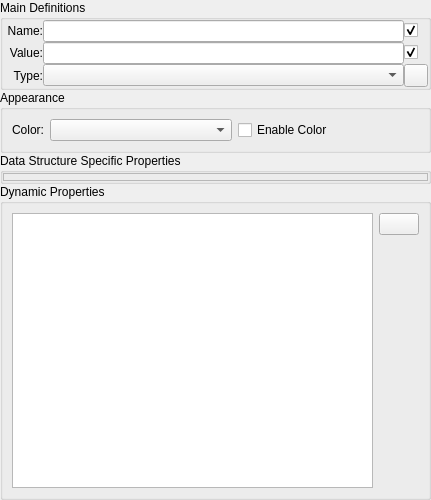
This is src/Interface/DataPropertiesWidget.ui in KDE/rocs as Qt 5 draws it before an edit. The edited form follows.
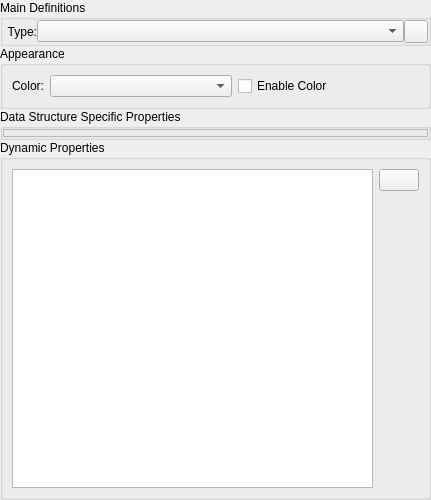
This is the edited form. Custom widgets are drawn as their Qt base class.

Commit message: UI cleanup according to changes on dynamic properties.

Diff of the .ui file:
```diff
--- a/src/Interface/DataPropertiesWidget.ui
+++ b/src/Interface/DataPropertiesWidget.ui
@@ -66,77 +66,13 @@
           <number>0</number>
          </property>
          <item row="0" column="0">
-          <widget class="QLabel" name="label">
-           <property name="sizePolicy">
-            <sizepolicy hsizetype="Fixed" vsizetype="Minimum">
-             <horstretch>0</horstretch>
-             <verstretch>0</verstretch>
-            </sizepolicy>
-           </property>
-           <property name="text">
-            <string>Name:</string>
-           </property>
-           <property name="alignment">
-            <set>Qt::AlignRight|Qt::AlignTrailing|Qt::AlignVCenter</set>
-           </property>
-           <property name="buddy">
-            <cstring>_name</cstring>
-           </property>
-          </widget>
-         </item>
-         <item row="0" column="1">
-          <widget class="KLineEdit" name="_name"/>
-         </item>
-         <item row="0" column="2">
-          <widget class="QCheckBox" name="_showName">
-           <property name="toolTip">
-            <string>Set the name visible</string>
-           </property>
-           <property name="text">
-            <string/>
-           </property>
-           <property name="checked">
-            <bool>true</bool>
-           </property>
-          </widget>
-         </item>
-         <item row="1" column="0">
-          <widget class="QLabel" name="label_2">
-           <property name="sizePolicy">
-            <sizepolicy hsizetype="Minimum" vsizetype="Minimum">
-             <horstretch>0</horstretch>
-             <verstretch>0</verstretch>
-            </sizepolicy>
-           </property>
-           <property name="text">
-            <string>Value:</string>
-           </property>
-           <property name="alignment">
-            <set>Qt::AlignRight|Qt::AlignTrailing|Qt::AlignVCenter</set>
-           </property>
-           <property name="buddy">
-            <cstring>_value</cstring>
-           </property>
-          </widget>
-         </item>
-         <item row="1" column="1">
-          <widget class="KLineEdit" name="_value"/>
-         </item>
-         <item row="1" column="2">
-          <widget class="QCheckBox" name="_showValue">
-           <property name="toolTip">
-            <string>Set the value visible</string>
-           </property>
-           <property name="text">
-            <string/>
-           </property>
-           <property name="checked">
-            <bool>true</bool>
-           </property>
-          </widget>
-         </item>
-         <item row="2" column="0">
           <widget class="QLabel" name="label_3">
+           <property name="sizePolicy">
+            <sizepolicy hsizetype="Preferred" vsizetype="Preferred">
+             <horstretch>0</horstretch>
+             <verstretch>0</verstretch>
+            </sizepolicy>
+           </property>
            <property name="layoutDirection">
             <enum>Qt::LeftToRight</enum>
            </property>
@@ -151,10 +87,17 @@
            </property>
           </widget>
          </item>
-         <item row="2" column="1">
-          <widget class="KComboBox" name="_dataType"/>
+         <item row="0" column="1">
+          <widget class="KComboBox" name="_dataType">
+           <property name="sizePolicy">
+            <sizepolicy hsizetype="Expanding" vsizetype="Fixed">
+             <horstretch>0</horstretch>
+             <verstretch>0</verstretch>
+            </sizepolicy>
+           </property>
+          </widget>
          </item>
-         <item row="2" column="2">
+         <item row="0" column="2">
           <widget class="QToolButton" name="_editType">
            <property name="text">
             <string/>
@@ -306,11 +249,6 @@
    <extends>QComboBox</extends>
    <header>kcombobox.h</header>
   </customwidget>
-  <customwidget>
-   <class>KLineEdit</class>
-   <extends>QLineEdit</extends>
-   <header>klineedit.h</header>
-  </customwidget>
   <customwidget>
    <class>KPushButton</class>
    <extends>QPushButton</extends>
```
Left out of the diff: 4 changed lines with no effect on the pictures. The commit also changes 6 other files.
